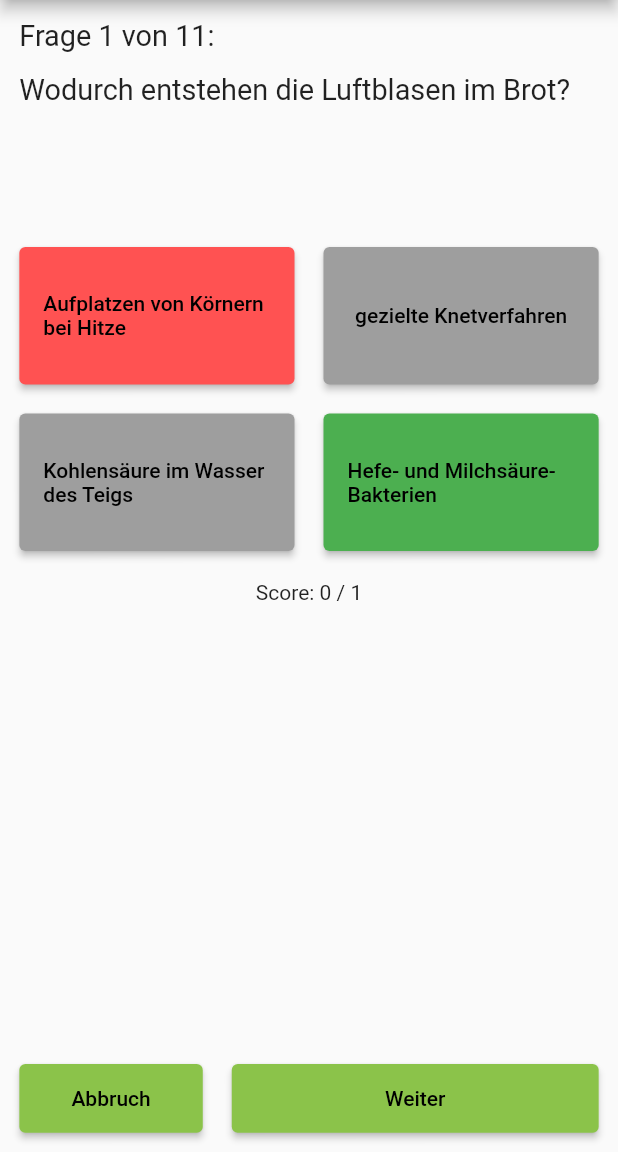
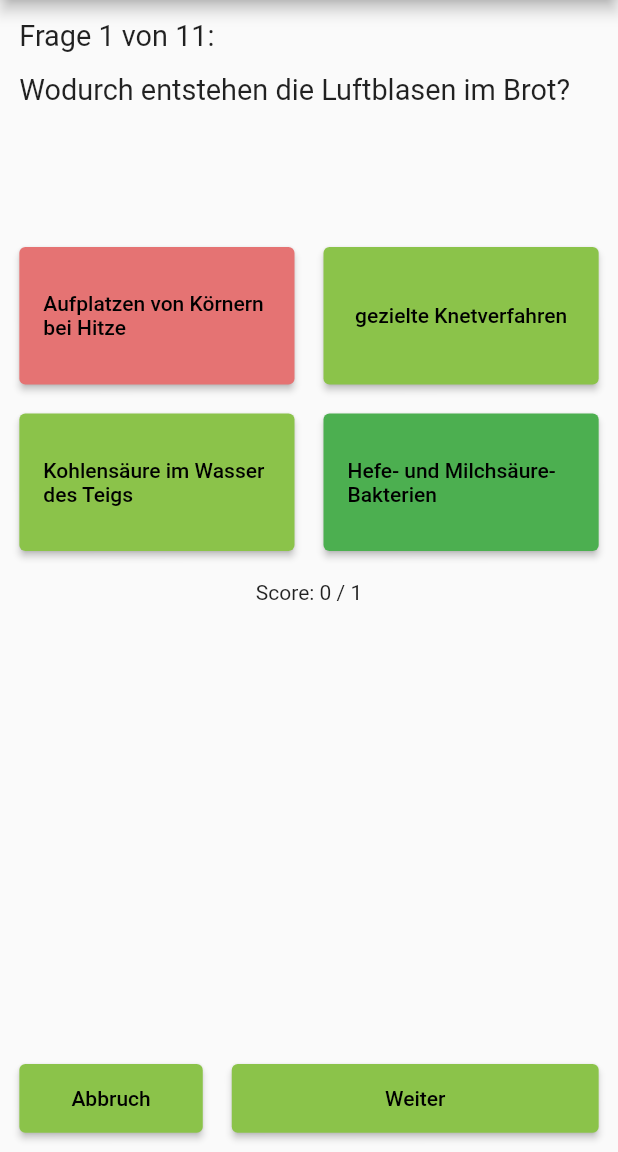
Before and after one commit to Davomat/Qwiz, a Flutter app: the QuizPage screen opened directly with empty values, after a tap on "Aufplatzen von Körnern bei Hitze", on a phone screen of 412 x 824 dp, the part 84-1236 px from its top. Run offline on Flutter 3.47's test engine with Material 2 defaults, Android fonts, the phone set to English and light mode, and no system bars.

Commit message:
fixed theme change on question buttons

```diff
--- a/lib/quiz_page.dart
+++ b/lib/quiz_page.dart
@@ -16,9 +16,8 @@ class QuizPage extends StatefulWidget {
 }
 
 class _QuizPageState extends State<QuizPage> {
-  final wrongClickedColor = Colors.redAccent.shade200;
-  final rightClickedColor = Colors.green;
-  final unClickedColor = Colors.grey;
+  final _wrongClickedColor = Colors.red.shade300;
+  final _rightClickedColor = Colors.green;
 
   bool answerButtonsAreEnabled = true;
   bool nextButtonIsEnabled = false;
@@ -31,11 +30,12 @@ class _QuizPageState extends State<QuizPage> {
   String answerText2 = '';
   String answerText3 = '';
   String answerText4 = '';
+  String currentAnswerText = '';
   String infoText = '';
-  Color buttonColor1 = Colors.lightGreen;
-  Color buttonColor2 = Colors.lightGreen;
-  Color buttonColor3 = Colors.lightGreen;
-  Color buttonColor4 = Colors.lightGreen;
+  Color buttonColor1 = Colors.grey;
+  Color buttonColor2 = Colors.grey;
+  Color buttonColor3 = Colors.grey;
+  Color buttonColor4 = Colors.grey;
   List<Question> questions = List.empty();
 
   setQuestions(List<Question> listOfQuestions) {
@@ -53,24 +53,23 @@ class _QuizPageState extends State<QuizPage> {
   checkAnswer(String answerText) {
     setState(() {
       answerButtonsAreEnabled = false;
+      currentAnswerText = answerText;
       score.increase(answerText == questions.elementAt(questionCounter).rightAnswer);
-      setButtonColors(answerText);
       infoText = questions.elementAt(questionCounter).additionalInformation;
       nextButtonIsEnabled = true;
     });
   }
 
-  setButtonColors(String answerText) {
+  setButtonColors() {
     setState(() {
-      buttonColor1 = buttonColor2 = buttonColor3 = buttonColor4 = unClickedColor;
-      if (answerText1 == answerText) buttonColor1 = wrongClickedColor;
-      if (answerText2 == answerText) buttonColor2 = wrongClickedColor;
-      if (answerText3 == answerText) buttonColor3 = wrongClickedColor;
-      if (answerText4 == answerText) buttonColor4 = wrongClickedColor;
-      if (answerText1 == questions.elementAt(questionCounter).rightAnswer) buttonColor1 = rightClickedColor;
-      if (answerText2 == questions.elementAt(questionCounter).rightAnswer) buttonColor2 = rightClickedColor;
-      if (answerText3 == questions.elementAt(questionCounter).rightAnswer) buttonColor3 = rightClickedColor;
-      if (answerText4 == questions.elementAt(questionCounter).rightAnswer) buttonColor4 = rightClickedColor;
+      if (answerText1 == currentAnswerText) buttonColor1 = _wrongClickedColor;
+      if (answerText2 == currentAnswerText) buttonColor2 = _wrongClickedColor;
+      if (answerText3 == currentAnswerText) buttonColor3 = _wrongClickedColor;
+      if (answerText4 == currentAnswerText) buttonColor4 = _wrongClickedColor;
+      if (answerText1 == questions.elementAt(questionCounter).rightAnswer) buttonColor1 = _rightClickedColor;
+      if (answerText2 == questions.elementAt(questionCounter).rightAnswer) buttonColor2 = _rightClickedColor;
+      if (answerText3 == questions.elementAt(questionCounter).rightAnswer) buttonColor3 = _rightClickedColor;
+      if (answerText4 == questions.elementAt(questionCounter).rightAnswer) buttonColor4 = _rightClickedColor;
     });
   }
 
@@ -141,11 +140,14 @@ class _QuizPageState extends State<QuizPage> {
     final buttonWidth = 0.5 * screenWidth - outerSpacing - 0.5 * innerSpacing;
     final buttonHeight = 0.5 * buttonWidth;
 
+    resetButtonColors();
     if (answerButtonsAreEnabled) {
       setQuestions(QuestionCatcher.getQuestions(category));
       setNumberOfQuestions();
-      resetButtonColors();
       updateAllTexts(questions);
+    }
+    else {
+      setButtonColors();
     }
 
     return Scaffold(
```
